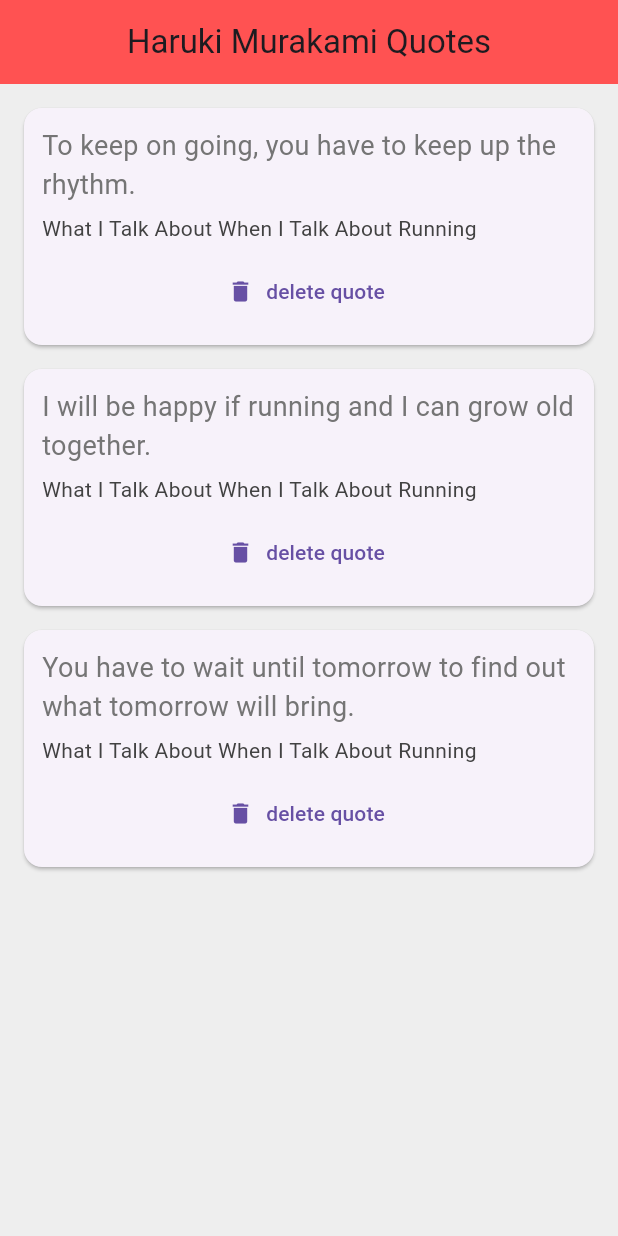
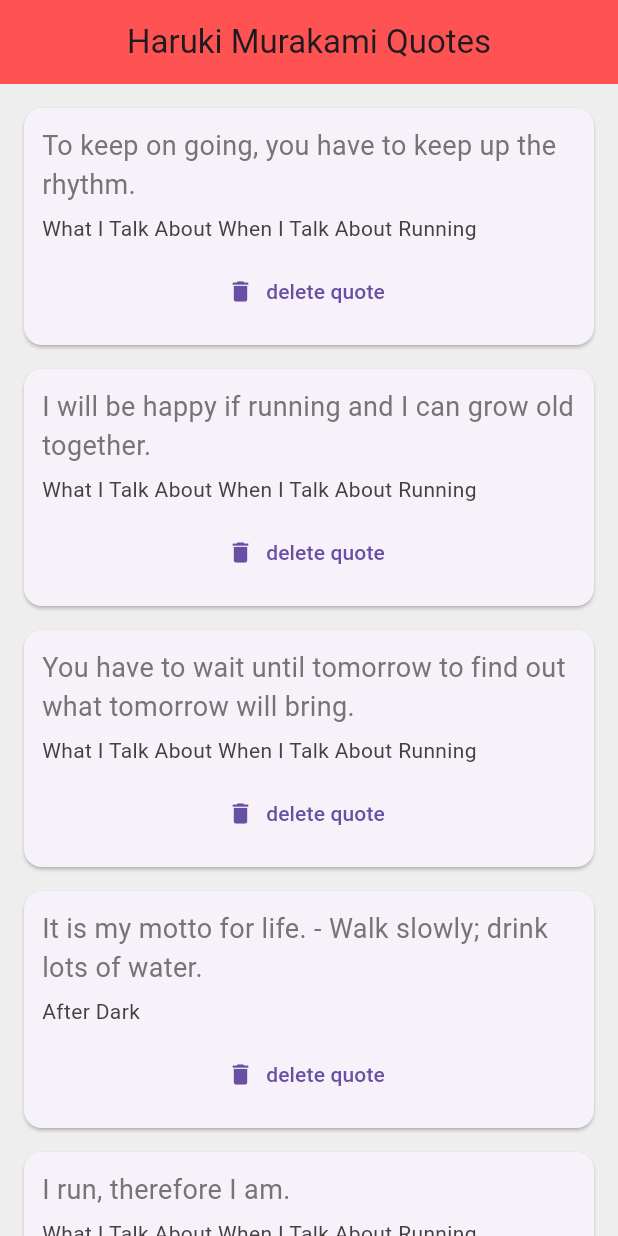
Before and after one commit to jsafe00/my_flutter_app, a Flutter app: the screen it shows after launch, on a phone screen of 412 x 824 dp. Run offline on Flutter 3.47's test engine with Material 3 defaults, Android fonts, the phone set to English and light mode, and no system bars.

Commit message:
make it scrollable

```diff
--- a/lib/main.dart
+++ b/lib/main.dart
@@ -7,13 +7,12 @@ void main() => runApp(MaterialApp(
 ));
 
 class QuoteList extends StatefulWidget {
-  @override
-  _QuoteListState createState() => _QuoteListState();
-}
+   const QuoteList({super.key});
 
+   State<QuoteList> createState() => _QuoteListState();
+ }
 class _QuoteListState extends State<QuoteList> {
   @override
-
   List<Quote> quotes = [
     Quote(book: 'What I Talk About When I Talk About Running',
           text: 'To keep on going, you have to keep up the rhythm.'),
@@ -21,6 +20,10 @@ class _QuoteListState extends State<QuoteList> {
           text: 'I will be happy if running and I can grow old together.'),
     Quote(book: 'What I Talk About When I Talk About Running',
           text: 'You have to wait until tomorrow to find out what tomorrow will bring.'),
+    Quote(book: 'After Dark',
+          text: 'It is my motto for life. - Walk slowly; drink lots of water.'),
+    Quote(book: 'What I Talk About When I Talk About Running',
+          text: 'I run, therefore I am.'),
   ];
 
   @override
@@ -32,7 +35,7 @@ class _QuoteListState extends State<QuoteList> {
         centerTitle: true,
         backgroundColor: Colors.redAccent,
       ),
-      body: Column(
+      body: ListView(
         children: quotes.map((quote) => QuoteCard(
           quote: quote,
           delete: () {
```
